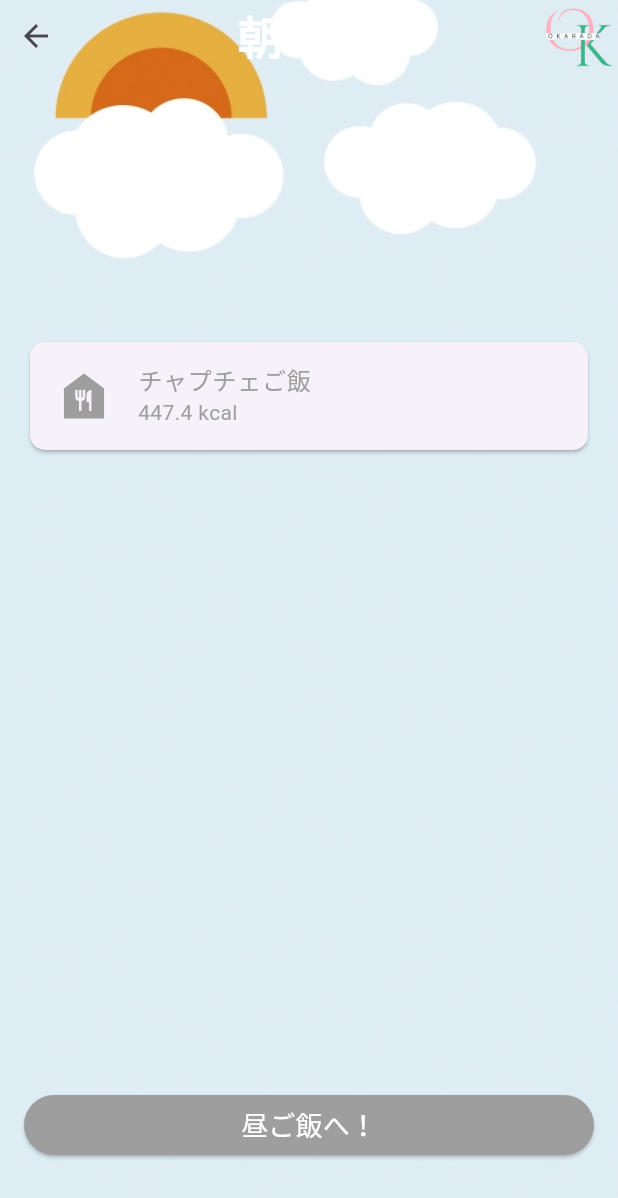
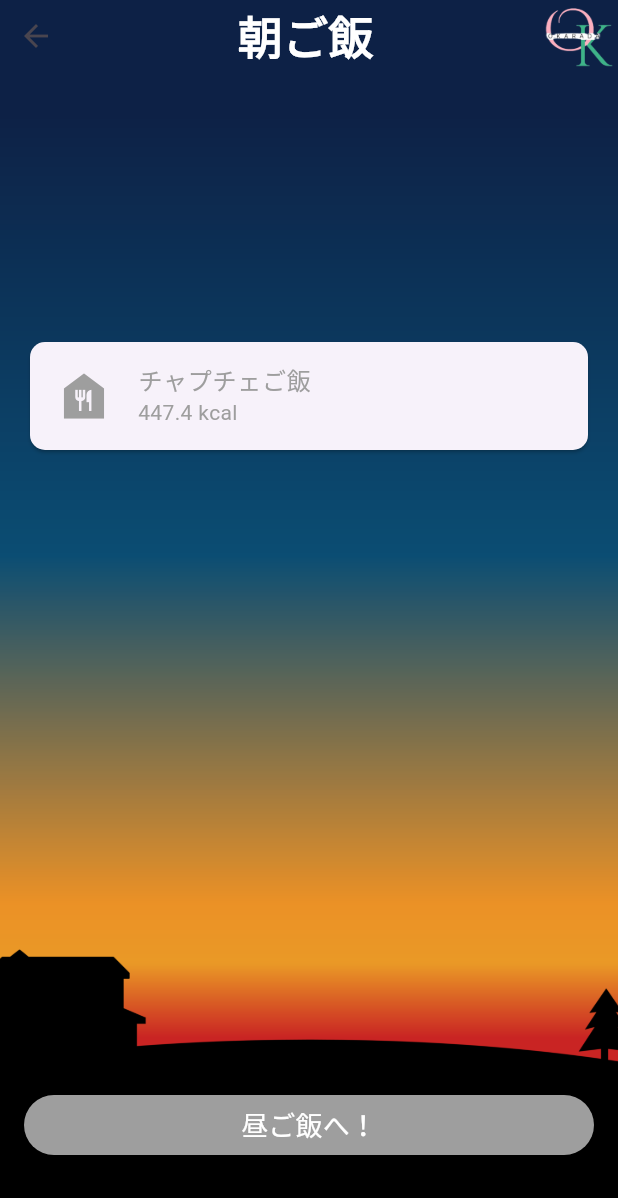
Before and after one commit to rlgur3470/okarada, a Flutter app: the FoodRecommendationScreen screen opened by its route, after a tap on "韓国料理", on a phone screen of 412 x 824 dp. Shown: the top 1198 px of the screen. Run offline on Flutter 3.47's test engine with Material 3 defaults, Android fonts, the phone set to English and light mode, and no system bars; our stand-ins replace numberpicker, table_calendar; missing offline and left inert: animated_weight_picker; accounts and stored records are empty; statements that could not run were skipped.

Commit message:
활동량 수준, 생일 화면, 아침점심 저녁 페이지 디자인 1차 수정

```diff
--- a/lib/recommendation_ai/food_recommendation_screen.dart
+++ b/lib/recommendation_ai/food_recommendation_screen.dart
@@ -504,19 +504,19 @@
             builder: (context) => MealScreen(
               cuisine: selectedCuisine,
               mealTime: '朝ご飯',
-              imagePath: 'asset/image/morning.jpg',
+              imagePath: 'asset/image/morning.png',
               mealData: mealData,
               userValue: userValue,
               nextMealScreen: MealScreen(
                 cuisine: selectedCuisine,
                 mealTime: '昼ご飯',
-                imagePath: 'asset/image/afternoon.jpg',
+                imagePath: 'asset/image/lunch.png',
                 mealData: mealData,
                 userValue: userValue,
                 nextMealScreen: MealScreen(
                   cuisine: selectedCuisine,
                   mealTime: '夜ご飯',
-                  imagePath: 'asset/image/evening.jpg',
+                  imagePath: 'asset/image/evening.png',
                   mealData: mealData,
                   userValue: userValue,
                   nextMealScreen: FinishedScreen(
--- a/lib/screens/height_input_screen.dart
+++ b/lib/screens/height_input_screen.dart
@@ -1,7 +1,6 @@
 import 'package:flutter/cupertino.dart';
 import 'package:flutter/material.dart';
 import 'package:numberpicker/numberpicker.dart';
-import 'package:weight_control/component/okarada_color.dart';
 import 'package:weight_control/user_data_creator/User_Data_Creator.dart';
 import '../component/app_bar_design.dart';
 
```
Also changed, not shown: asset/image/evening.png (added), asset/image/lunch.png (added), asset/image/morning.png (added).
